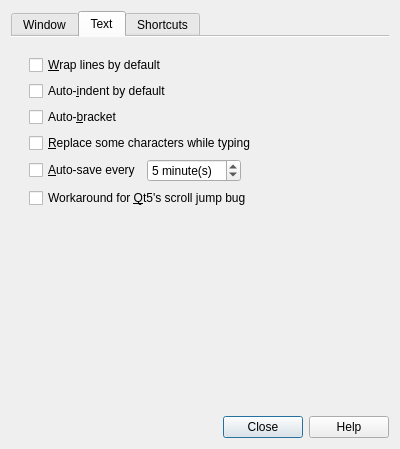
Before: the Qt Designer form feathernotes/predDialog.ui in tsujan/FeatherNotes, drawn with Qt 5.
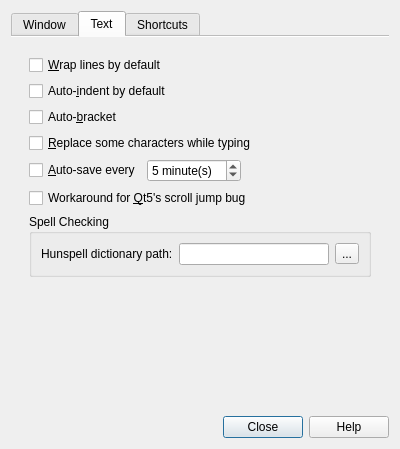
After: the same form once the commit is applied. The open tabs and pages were chosen to show the change.

Commit message:
Added option spell checking with Hunspell
Can be enabled at compile time.

```diff
--- a/feathernotes/predDialog.ui
+++ b/feathernotes/predDialog.ui
@@ -409,6 +409,53 @@
             </property>
            </widget>
           </item>
+          <item>
+           <widget class="QGroupBox" name="dictGroupBox">
+            <property name="title">
+             <string>Spell Checking</string>
+            </property>
+            <layout class="QVBoxLayout" name="verticalLayout_5">
+             <item>
+              <layout class="QHBoxLayout" name="horizontalLayout_5">
+               <item>
+                <widget class="QLabel" name="dictLabel">
+                 <property name="toolTip">
+                  <string>A Hunspell dictionary has a name that ends with &quot;.dic&quot;
+and should be alongside an affix file with the same
+name but ending with &quot;.aff&quot;.</string>
+                 </property>
+                 <property name="text">
+                  <string>Hunspell dictionary path:</string>
+                 </property>
+                </widget>
+               </item>
+               <item>
+                <widget class="QLineEdit" name="dictEdit">
+                 <property name="toolTip">
+                  <string>A Hunspell dictionary has a name that ends with &quot;.dic&quot;
+and should be alongside an affix file with the same
+name but ending with &quot;.aff&quot;.</string>
+                 </property>
+                 <property name="clearButtonEnabled">
+                  <bool>true</bool>
+                 </property>
+                </widget>
+               </item>
+               <item>
+                <widget class="QToolButton" name="dictButton">
+                 <property name="toolTip">
+                  <string>Add dictionary...</string>
+                 </property>
+                 <property name="text">
+                  <string notr="true">...</string>
+                 </property>
+                </widget>
+               </item>
+              </layout>
+             </item>
+            </layout>
+           </widget>
+          </item>
           <item>
            <spacer name="verticalSpacer_1">
             <property name="orientation">
```
Left out of the diff: 4 changed lines with no effect on the pictures. The commit also changes 38 other files.
